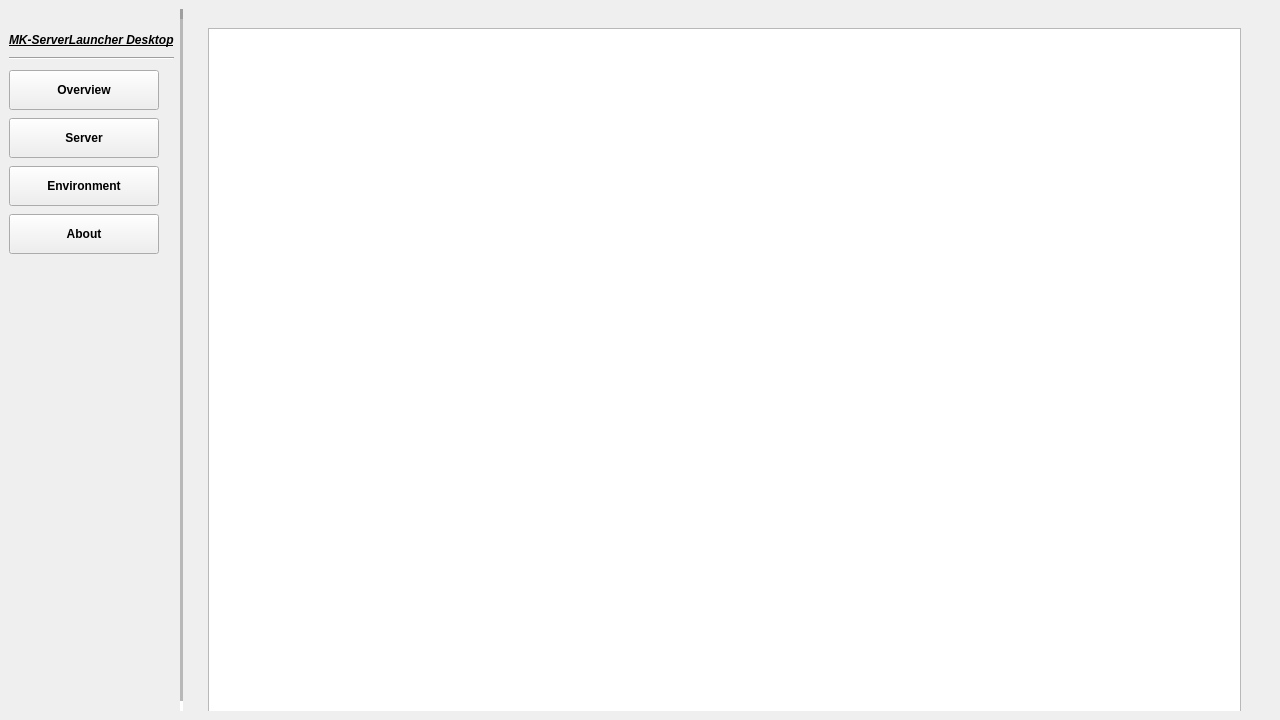
First picture: the form in Client.ui, repository MuVerse-Project/MK-ServerLauncherDesktop, before the edit.
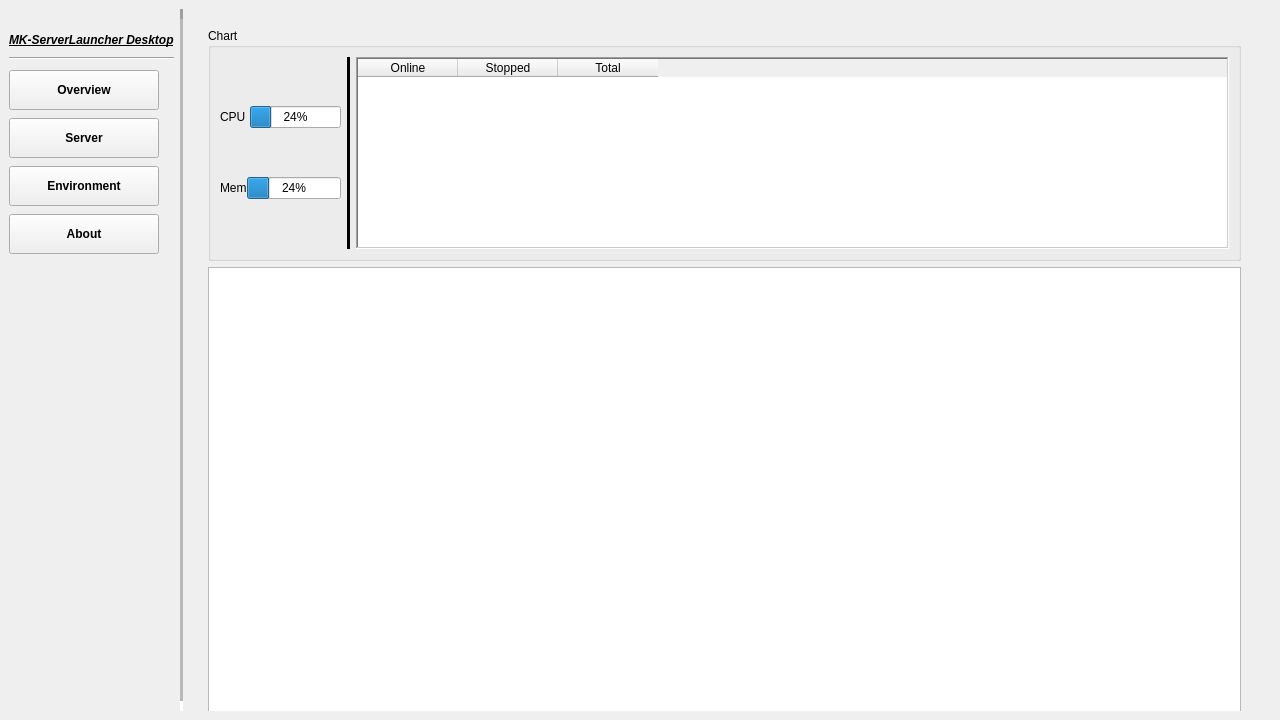
Second picture: the form after the edit. The open tabs and pages were chosen to show the change. Icons and pictures are not drawn.

Commit message: [Feat](MainWindowUI): 卧槽你老何鬼脑发力了，什么几把ui

Patch:
```diff
--- a/Client.ui
+++ b/Client.ui
@@ -11,11 +11,17 @@
    </rect>
   </property>
   <property name="sizePolicy">
-   <sizepolicy hsizetype="Expanding" vsizetype="Expanding">
+   <sizepolicy hsizetype="Fixed" vsizetype="Expanding">
     <horstretch>0</horstretch>
     <verstretch>0</verstretch>
    </sizepolicy>
   </property>
+  <property name="minimumSize">
+   <size>
+    <width>200</width>
+    <height>0</height>
+   </size>
+  </property>
   <property name="windowTitle">
    <string>MK-ServerLauncher</string>
   </property>
@@ -262,6 +268,135 @@
       </property>
       <widget class="QWidget" name="pageOverview">
        <layout class="QVBoxLayout" name="overviewLayout">
+        <item>
+         <widget class="QGroupBox" name="Data">
+          <property name="title">
+           <string>Chart</string>
+          </property>
+          <layout class="QHBoxLayout" name="OverviewData">
+           <item>
+            <layout class="QVBoxLayout" name="chart">
+             <property name="spacing">
+              <number>0</number>
+             </property>
+             <item>
+              <layout class="QHBoxLayout" name="CPULayout">
+               <item>
+                <widget class="QLabel" name="CPU">
+                 <property name="sizePolicy">
+                  <sizepolicy hsizetype="Fixed" vsizetype="Preferred">
+                   <horstretch>0</horstretch>
+                   <verstretch>0</verstretch>
+                  </sizepolicy>
+                 </property>
+                 <property name="minimumSize">
+                  <size>
+                   <width>30</width>
+                   <height>0</height>
+                  </size>
+                 </property>
+                 <property name="text">
+                  <string>CPU</string>
+                 </property>
+                </widget>
+               </item>
+               <item>
+                <widget class="QProgressBar" name="CPUPro">
+                 <property name="value">
+                  <number>24</number>
+                 </property>
+                </widget>
+               </item>
+              </layout>
+             </item>
+             <item>
+              <layout class="QHBoxLayout" name="MemLayout">
+               <item>
+                <widget class="QLabel" name="Mem">
+                 <property name="text">
+                  <string>Mem</string>
+                 </property>
+                </widget>
+               </item>
+               <item>
+                <widget class="QProgressBar" name="MemPro">
+                 <property name="value">
+                  <number>24</number>
+                 </property>
+                </widget>
+               </item>
+              </layout>
+             </item>
+            </layout>
+           </item>
+           <item>
+            <widget class="Line" name="line_2">
+             <property name="frameShadow">
+              <enum>QFrame::Shadow::Plain</enum>
+             </property>
+             <property name="lineWidth">
+              <number>5</number>
+             </property>
+             <property name="orientation">
+              <enum>Qt::Orientation::Vertical</enum>
+             </property>
+            </widget>
+           </item>
+           <item>
+            <widget class="QTableWidget" name="simple">
+             <property name="sizePolicy">
+              <sizepolicy hsizetype="Expanding" vsizetype="Fixed">
+               <horstretch>2</horstretch>
+               <verstretch>0</verstretch>
+              </sizepolicy>
+             </property>
+             <property name="minimumSize">
+              <size>
+               <width>100</width>
+               <height>0</height>
+              </size>
+             </property>
+             <property name="frameShape">
+              <enum>QFrame::Shape::WinPanel</enum>
+             </property>
+             <property name="frameShadow">
+              <enum>QFrame::Shadow::Sunken</enum>
+             </property>
+             <property name="showGrid">
+              <bool>true</bool>
+             </property>
+             <property name="gridStyle">
+              <enum>Qt::PenStyle::SolidLine</enum>
+             </property>
+             <property name="rowCount">
+              <number>0</number>
+             </property>
+             <attribute name="horizontalHeaderStretchLastSection">
+              <bool>false</bool>
+             </attribute>
+             <attribute name="verticalHeaderStretchLastSection">
+              <bool>false</bool>
+             </attribute>
+             <column>
+              <property name="text">
+               <string>Online</string>
+              </property>
+             </column>
+             <column>
+              <property name="text">
+               <string>Stopped</string>
+              </property>
+             </column>
+             <column>
+              <property name="text">
+               <string>Total</string>
+              </property>
+             </column>
+            </widget>
+           </item>
+          </layout>
+         </widget>
+        </item>
         <item>
          <widget class="QTextEdit" name="textEdit">
           <property name="font">
```
Left out of the diff: 44 changed lines with no effect on the pictures. The commit also changes 1 other file.
